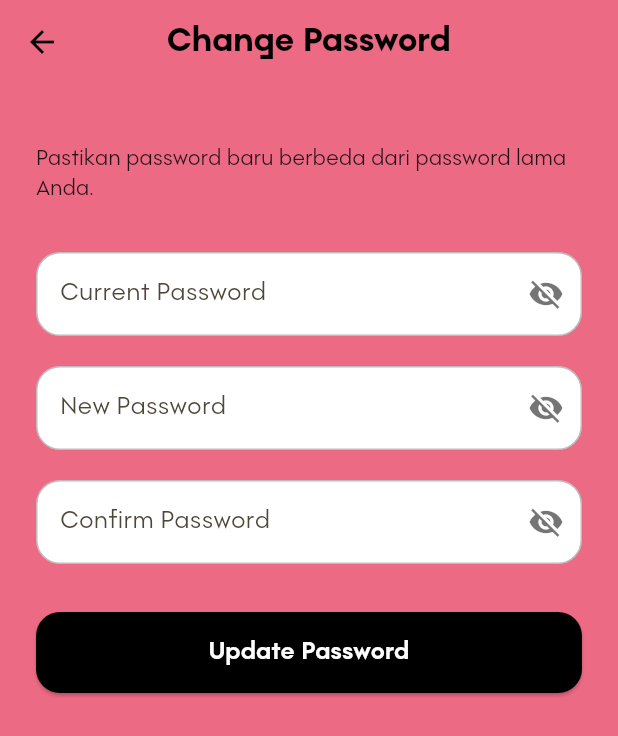
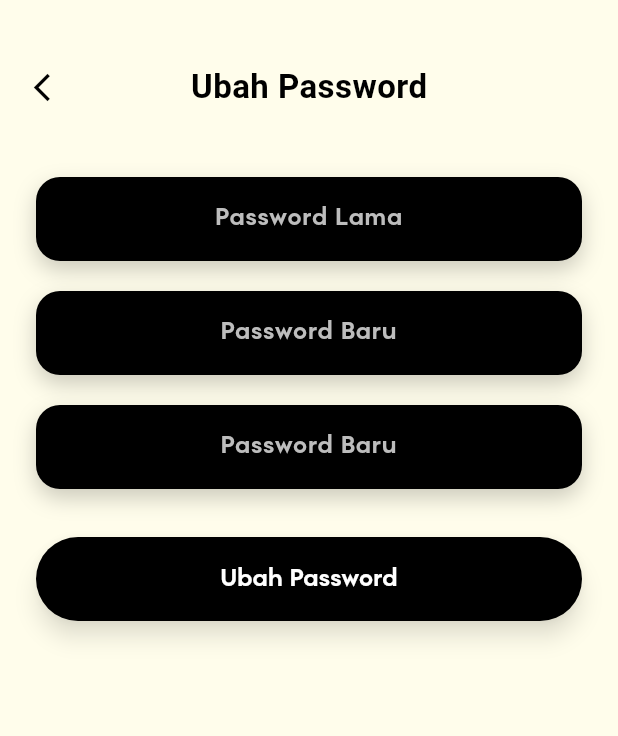
Before and after one commit to habibNurrohmad/ticktask_frontend, a Flutter app: the ChangePasswordView screen opened by its route, on a phone screen of 412 x 824 dp. Shown: the top 736 px of the screen. Run offline on Flutter 3.47's test engine with Material 3 defaults, Android fonts, the light colour scheme and no system bars; our stand-ins replace get, get_storage, image_picker, table_calendar; accounts and stored records are empty; Roboto replaces fonts that are missing (Rhotek).

Commit message:
Update change_password_view.dart

```diff
--- a/lib/app/modules/change_password/views/change_password_view.dart
+++ b/lib/app/modules/change_password/views/change_password_view.dart
@@ -10,21 +10,35 @@ class ChangePasswordView extends GetView<ChangePasswordController> {
   @override
   Widget build(BuildContext context) {
     return Scaffold(
-      backgroundColor: AppColors.mildPink,
-      appBar: AppBar(
-        backgroundColor: AppColors.mildPink,
+      backgroundColor: const Color(0xffFFFDEB),
+      appBar: PreferredSize(
+        preferredSize: const Size.fromHeight(kToolbarHeight + 30),
+        child: Padding(
+          padding: const EdgeInsets.only(top: 30),
+          child: AppBar(
+            backgroundColor: const Color(0xffFFFDEB),
             elevation: 0,
-        iconTheme: const IconThemeData(color: Colors.black),
+            leading: IconButton(
+              icon: const Icon(
+                Icons.arrow_back_ios_new,
+                color: Colors.black,
+                size: 22,
+              ),
+              onPressed: () => Get.back(),
+            ),
             title: const Text(
-          'Change Password',
+              "Ubah Password",
               style: TextStyle(
-            fontFamily: 'Rothek',
-            fontWeight: FontWeight.w800,
+                fontFamily: 'Rhotek', // Font Rhotek
+                color: Colors.black,
                 fontSize: 22,
-            color: Colors.black,
+                fontWeight: FontWeight.w700, // semi-bold
+                letterSpacing: 0.3,
               ),
             ),
             centerTitle: true,
+          ),
+        ),
       ),
       body: SingleChildScrollView(
         padding: const EdgeInsets.all(24),
@@ -33,44 +47,32 @@ class ChangePasswordView extends GetView<ChangePasswordController> {
           child: Column(
             crossAxisAlignment: CrossAxisAlignment.start,
             children: [
-              const SizedBox(height: 16),
-              const Text(
-                'Pastikan password baru berbeda dari password lama Anda.',
-                style: TextStyle(
-                  fontFamily: 'Rothek',
-                  fontSize: 14,
-                  color: Colors.black87,
-                ),
-              ),
-              const SizedBox(height: 32),
+              const SizedBox(height: 8),
               _PasswordField(
-                label: 'Current Password',
+                hint: 'Password Lama',
                 controller: controller.currentPasswordController,
                 validator: controller.validateCurrentPassword,
                 obscureText: controller.isObscureCurrent,
-                onToggleVisibility: controller.toggleCurrentVisibility,
               ),
               const SizedBox(height: 20),
               _PasswordField(
-                label: 'New Password',
+                hint: 'Password Baru',
                 controller: controller.newPasswordController,
                 validator: controller.validateNewPassword,
                 obscureText: controller.isObscureNew,
-                onToggleVisibility: controller.toggleNewVisibility,
               ),
               const SizedBox(height: 20),
               _PasswordField(
-                label: 'Confirm Password',
+                hint: 'Password Baru',
                 controller: controller.confirmPasswordController,
                 validator: controller.validateConfirmPassword,
                 obscureText: controller.isObscureConfirm,
-                onToggleVisibility: controller.toggleConfirmVisibility,
               ),
               const SizedBox(height: 32),
               Obx(
                 () => SizedBox(
                   width: double.infinity,
-                  height: 54,
+                  height: 56,
                   child: ElevatedButton(
                     onPressed:
                         controller.isSubmitting.value
@@ -79,8 +81,10 @@ class ChangePasswordView extends GetView<ChangePasswordController> {
                     style: ElevatedButton.styleFrom(
                       backgroundColor: Colors.black,
                       foregroundColor: Colors.white,
+                      elevation: 6,
+                      shadowColor: Colors.black54,
                       shape: RoundedRectangleBorder(
-                        borderRadius: BorderRadius.circular(16),
+                        borderRadius: BorderRadius.circular(28),
                       ),
                     ),
                     child:
@@ -96,7 +100,7 @@ class ChangePasswordView extends GetView<ChangePasswordController> {
                               ),
                             )
                             : const Text(
-                              'Update Password',
+                              'Ubah Password',
                               style: TextStyle(
                                 fontFamily: 'Rothek',
                                 fontSize: 16,
@@ -116,46 +120,60 @@ class ChangePasswordView extends GetView<ChangePasswordController> {
 
 class _PasswordField extends StatelessWidget {
   const _PasswordField({
-    required this.label,
+    required this.hint,
     required this.controller,
     required this.validator,
     required this.obscureText,
-    required this.onToggleVisibility,
   });
 
-  final String label;
+  final String hint;
   final TextEditingController controller;
   final FormFieldValidator<String>? validator;
   final RxBool obscureText;
-  final VoidCallback onToggleVisibility;
 
   @override
   Widget build(BuildContext context) {
     return Obx(
-      () => TextFormField(
+      () => Container(
+        height: 56,
+        decoration: BoxDecoration(
+          color: Colors.black,
+          borderRadius: BorderRadius.circular(16),
+          boxShadow: const [
+            BoxShadow(
+              color: Color(0x33000000),
+              blurRadius: 12,
+              offset: Offset(0, 6),
+            ),
+          ],
+        ),
+        alignment: Alignment.center,
+        child: TextFormField(
           controller: controller,
           validator: validator,
           obscureText: obscureText.value,
+          cursorColor: Colors.white,
+          style: const TextStyle(
+            fontFamily: 'Rothek',
+            color: Colors.white,
+            fontSize: 16,
+            fontWeight: FontWeight.w600,
+          ),
+          textAlign: TextAlign.center,
           decoration: InputDecoration(
-          labelText: label,
-          labelStyle: const TextStyle(fontFamily: 'Rothek'),
-          filled: true,
-          fillColor: Colors.white,
-          border: OutlineInputBorder(borderRadius: BorderRadius.circular(16)),
-          enabledBorder: OutlineInputBorder(
-            borderRadius: BorderRadius.circular(16),
-            borderSide: const BorderSide(color: Colors.black26),
+            hintText: hint,
+            hintStyle: const TextStyle(
+              fontFamily: 'Rothek',
+              color: Color(0xFFBDBDBD),
+              fontSize: 16,
+              fontWeight: FontWeight.w700,
             ),
-          focusedBorder: OutlineInputBorder(
-            borderRadius: BorderRadius.circular(16),
-            borderSide: const BorderSide(color: Colors.black54),
+            border: InputBorder.none,
+            isDense: true,
+            contentPadding: const EdgeInsets.symmetric(
+              horizontal: 20,
+              vertical: 16,
             ),
-          suffixIcon: IconButton(
-            icon: Icon(
-              obscureText.value ? Icons.visibility_off : Icons.visibility,
-              color: Colors.black54,
-            ),
-            onPressed: onToggleVisibility,
           ),
         ),
       ),
```
Lines whose indentation alone changed are shown as unchanged.
